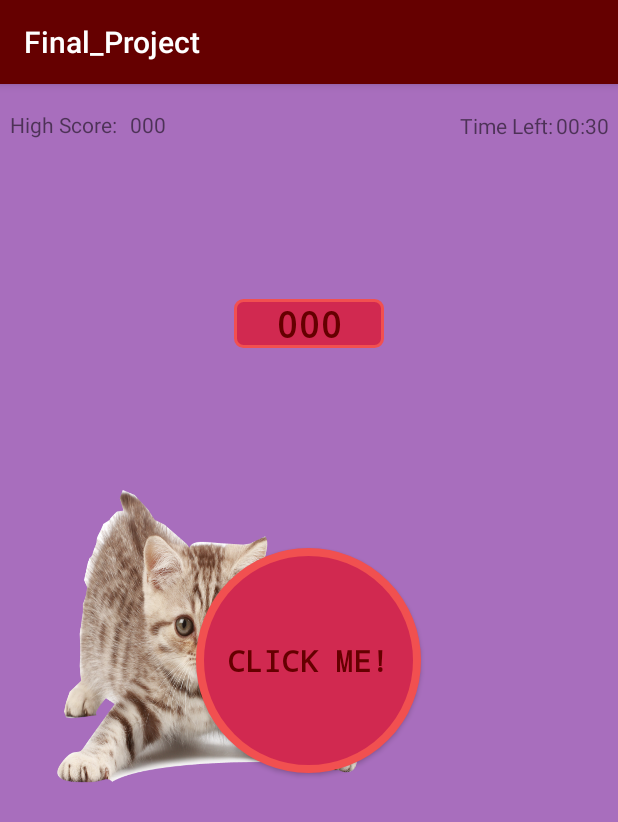
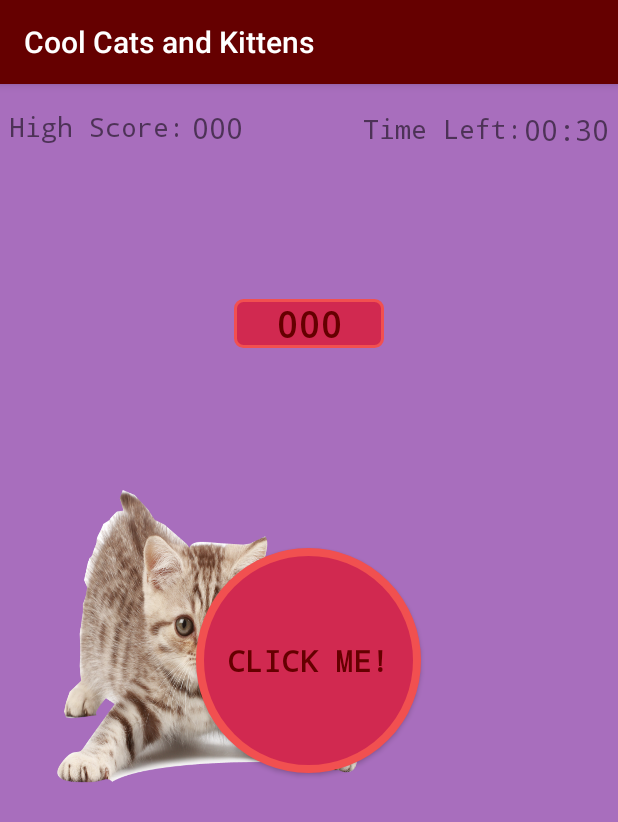
Before and after one commit to jjohnson509/3013_final, an Android app: the screen it shows after launch (MainActivity), on a phone screen of 412 x 824 dp. Shown: the top 822 px of the screen. Run offline under Robolectric (Android 15) with nearby library versions, the phone set to English and light mode, and no system bars.

Commit message:
final touches

```diff
--- a/app/src/main/java/com/cs_3013/android/final_project/ChalkBoard.kt
+++ b/app/src/main/java/com/cs_3013/android/final_project/ChalkBoard.kt
@@ -159,7 +159,6 @@ class ChalkBoard(context: Context) : View(context) {
                 paint.color = Color.argb(150, 100, 40, 0)
                 kittyClickCount++
                 MainActivity.scoreCount += 5
-
             }
             1 -> {
                 playSound()
--- a/app/src/main/res/layout/activity_main.xml
+++ b/app/src/main/res/layout/activity_main.xml
@@ -42,9 +42,11 @@
 
     <TextView
         android:id="@+id/high_score"
-        android:layout_width="80dp"
-        android:layout_height="19dp"
+        android:layout_width="122dp"
+        android:layout_height="30dp"
+        android:fontFamily="monospace"
         android:text="@string/high_score"
+        android:textSize="18sp"
         app:layout_constraintBottom_toTopOf="@+id/scoreText"
         app:layout_constraintEnd_toEndOf="parent"
         app:layout_constraintHorizontal_bias="0.021"
@@ -53,6 +55,8 @@
         app:layout_constraintVertical_bias="0.139" />
 
     <TextView
+        android:fontFamily="monospace"
+        android:textSize="19sp"
         android:id="@+id/high_score_number"
         android:layout_width="wrap_content"
         android:layout_height="wrap_content"
@@ -65,6 +69,8 @@
         app:layout_constraintVertical_bias="0.139" />
 
     <TextView
+        android:fontFamily="monospace"
+        android:textSize="19sp"
         android:id="@+id/timeNum"
         android:layout_width="wrap_content"
         android:layout_height="wrap_content"
@@ -76,6 +82,8 @@
         app:layout_constraintVertical_bias="0.147" />
 
     <TextView
+        android:fontFamily="monospace"
+        android:textSize="18sp"
         android:id="@+id/timeLabel"
         android:layout_width="wrap_content"
         android:layout_height="wrap_content"
--- a/app/src/main/res/values/strings.xml
+++ b/app/src/main/res/values/strings.xml
@@ -1,5 +1,5 @@
 <resources>
-    <string name="app_name">Final_Project</string>
+    <string name="app_name">Cool Cats and Kittens</string>
     <string name="click_me">Click Me!</string>
     <string name="score">000</string>
     <string name="high_score">High Score: </string>
```
Also changed, not shown: app/src/main/java/com/cs_3013/android/final_project/MainActivity.kt (+31 -46 lines), 65 other files.
